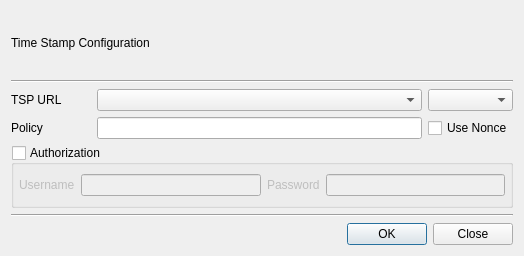
jykim74/BerEditor, file BerEditor/time_stamp_dlg.ui: the form before one commit.
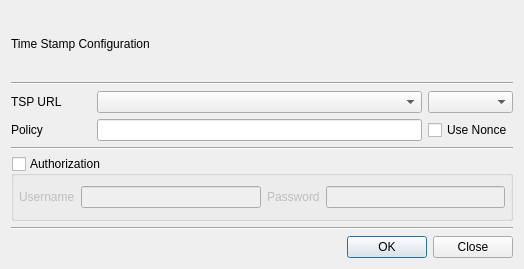
The form after the commit.

```diff
--- a/BerEditor/time_stamp_dlg.ui
+++ b/BerEditor/time_stamp_dlg.ui
@@ -7,7 +7,7 @@
     <x>0</x>
     <y>0</y>
     <width>524</width>
-    <height>256</height>
+    <height>269</height>
    </rect>
   </property>
   <property name="windowTitle">
@@ -82,6 +82,13 @@
      </item>
     </layout>
    </item>
+   <item>
+    <widget class="Line" name="line_3">
+     <property name="orientation">
+      <enum>Qt::Horizontal</enum>
+     </property>
+    </widget>
+   </item>
    <item>
     <widget class="QGroupBox" name="mAuthGroup">
      <property name="minimumSize">
```
